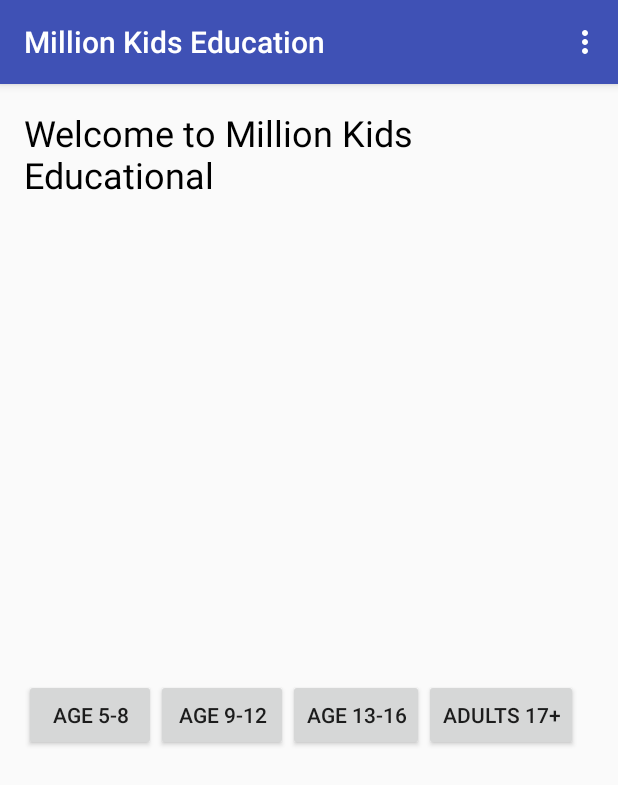
After one commit to packerfan626/191_a_b_senior_design_w2017, an Android app: the MainHomePage screen opened directly, with no data from a screen before it, on a phone screen of 412 x 824 dp. The commit adds this screen. Shown: the top 785 px of the screen. Run offline under Robolectric (Android 15) with nearby library versions, the phone set to English and light mode, and no system bars.

Commit message:
Menu options and classes, separation of packages, images

```diff
--- /dev/null
+++ b/app/src/main/java/millionkids/millionkidseducation/main/MainHomePage.java
@@ -0,0 +1,91 @@
+package millionkids.millionkidseducation.main;
+
+import android.content.Intent;
+import android.support.v7.app.AppCompatActivity;
+import android.os.Bundle;
+import android.view.MenuInflater;
+import android.view.MenuItem;
+import android.view.View;
+import android.widget.AdapterView;
+import android.widget.Button;
+
+import millionkids.millionkidseducation.R;
+import millionkids.millionkidseducation.menuUI.About;
+import millionkids.millionkidseducation.menuUI.Help;
+import millionkids.millionkidseducation.menuUI.LearnMore;
+import millionkids.millionkidseducation.menuUI.Settings;
+
+public class MainHomePage extends AppCompatActivity implements View.OnClickListener{
+
+    @Override
+    protected void onCreate(Bundle savedInstanceState) {
+        super.onCreate(savedInstanceState);
+        setContentView(R.layout.activity_main_home_page);
+
+        final Button bAge5_8 = (Button) findViewById(R.id.bAge5_8);
+        final Button bAge9_12 = (Button) findViewById(R.id.bAge9_12);
+        final Button bAge13_16 = (Button) findViewById(R.id.bAge13_16);
+        final Button bAdults = (Button) findViewById(R.id.bAdults);
+        bAge5_8.setOnClickListener(this);
+        bAge9_12.setOnClickListener(this);
+        bAge13_16.setOnClickListener(this);
+        bAdults.setOnClickListener(this);
+    }
+
+    //Menu option BEGINS
+    @Override
+    public boolean onCreateOptionsMenu(android.view.Menu menu) {
+        MenuInflater menuInflater = getMenuInflater();
+        menuInflater.inflate(R.menu.menu, menu);
+        return super.onCreateOptionsMenu(menu);
+        //  return true;
+    }
+
+    @Override
+    public boolean onOptionsItemSelected(MenuItem item) {
+        switch (item.getItemId()) {
+            case R.id.mHome:
+                //this.startActivity(new Intent(this, MainHomePage.class));
+                break;
+            case R.id.mAbout:
+                this.startActivity(new Intent(this, About.class));
+                break;
+            case R.id.mLearnMore:
+                this.startActivity(new Intent(this, LearnMore.class));
+                break;
+            case R.id.mHelp:
+                this.startActivity(new Intent(this, Help.class));
+                break;
+            case R.id.mSetting:
+                this.startActivity(new Intent(this, Settings.class));
+                break;
+        }
+        return super.onOptionsItemSelected(item);
+    }
+    //Menu option ENDS
+
+    //age selection buttons BEGINS
+    @Override
+    public void onClick(View v) {
+        switch( v.getId()) {
+            case R.id.bAge5_8:
+                //intent AGE 5-8
+                //this.startActivity(this, .class);
+                break;
+            case R.id.bAge9_12:
+                //intent AGE 9-12
+                //this.startActivity(this, .class);
+                break;
+            case R.id.bAge13_16:
+                //intent AGE 13-16
+                //this.startActivity(this, .class);
+                break;
+            case R.id.bAdults:
+                //intent AGE adults
+                //this.startActivity(this, .class);
+                break;
+        }
+    }
+    //age selection buttons ENDS
+
+}
--- /dev/null
+++ b/app/src/main/res/layout/activity_main_home_page.xml
@@ -0,0 +1,54 @@
+<?xml version="1.0" encoding="utf-8"?>
+<RelativeLayout xmlns:android="http://schemas.android.com/apk/res/android"
+    xmlns:tools="http://schemas.android.com/tools"
+    android:id="@+id/activity_main_home_page"
+    android:layout_width="match_parent"
+    android:layout_height="match_parent"
+    android:paddingBottom="@dimen/activity_vertical_margin"
+    android:paddingLeft="@dimen/activity_horizontal_margin"
+    android:paddingRight="@dimen/activity_horizontal_margin"
+    android:paddingTop="@dimen/activity_vertical_margin"
+    tools:context="millionkids.millionkidseducation.main.MainHomePage">
+
+    <TextView
+        android:text="Welcome to Million Kids Educational"
+        android:layout_width="wrap_content"
+        android:layout_height="wrap_content"
+        android:layout_alignParentTop="true"
+        android:id="@+id/tvWelcomHomePage"
+        android:textSize="24sp"
+        android:layout_alignParentStart="true"
+        android:textColor="@android:color/black" />
+
+    <GridLayout
+        android:layout_width="match_parent"
+        android:layout_height="match_parent"
+        android:layout_marginTop="320dp"
+        android:layout_below="@+id/tvWelcomHomePage"
+        android:layout_alignParentStart="true">
+
+        <Button
+            android:text="Age 5-8"
+            android:layout_width="wrap_content"
+            android:layout_height="wrap_content"
+            android:id="@+id/bAge5_8" />
+
+        <Button
+            android:text="Age 9-12"
+            android:layout_width="wrap_content"
+            android:layout_height="wrap_content"
+            android:id="@+id/bAge9_12" />
+
+        <Button
+            android:text="Age 13-16"
+            android:layout_width="wrap_content"
+            android:layout_height="wrap_content"
+            android:id="@+id/bAge13_16" />
+
+        <Button
+            android:text="Adults 17+"
+            android:layout_width="wrap_content"
+            android:layout_height="wrap_content"
+            android:id="@+id/bAdults" />
+    </GridLayout>
+</RelativeLayout>
--- /dev/null
+++ b/app/src/main/res/menu/menu.xml
@@ -0,0 +1,19 @@
+<?xml version="1.0" encoding="utf-8"?>
+<menu xmlns:app="http://schemas.android.com/apk/res-auto"
+    xmlns:android="http://schemas.android.com/apk/res/android"
+    xmlns:tools="http://schemas.android.com/tools"
+    tools:context=".main.MainActivity">
+
+    <item android:id="@+id/mHome"
+        android:title="Home" />
+    <item android:title="About"
+        android:id="@+id/mAbout"/>
+    <item android:title="Learn More"
+        android:id="@+id/mLearnMore"/>
+    <item android:title="Help"
+        android:id="@+id/mHelp"/>
+    <item android:title="Settings"
+        android:id="@+id/mSetting"/>
+
+
+</menu>
```
Also changed, not shown: app/src/main/AndroidManifest.xml (+6 -1 lines), app/src/main/java/millionkids/millionkidseducation/MainActivity.java (deleted, +0 -13 lines), app/src/main/java/millionkids/millionkidseducation/main/MainActivity.java (added, +32 -0 lines), app/src/main/java/millionkids/millionkidseducation/menuUI/About.java (added, +52 -0 lines), app/src/main/java/millionkids/millionkidseducation/menuUI/Help.java (added, +52 -0 lines), app/src/main/java/millionkids/millionkidseducation/menuUI/LearnMore.java (added, +52 -0 lines), app/src/main/java/millionkids/millionkidseducation/menuUI/Settings.java (added, +52 -0 lines), app/src/main/res/layout/activity_about.xml (added, +36 -0 lines), app/src/main/res/layout/activity_help.xml (added, +23 -0 lines), app/src/main/res/layout/activity_learn_more.xml (added, +22 -0 lines), app/src/main/res/layout/activity_main.xml (+13 -10 lines), app/src/main/res/layout/activity_settings.xml (added, +22 -0 lines), app/src/main/res/mipmap-hdpi/ic_launcher.png, app/src/main/res/mipmap-mdpi/ic_launcher.png, 3 more files, 1 other file.
